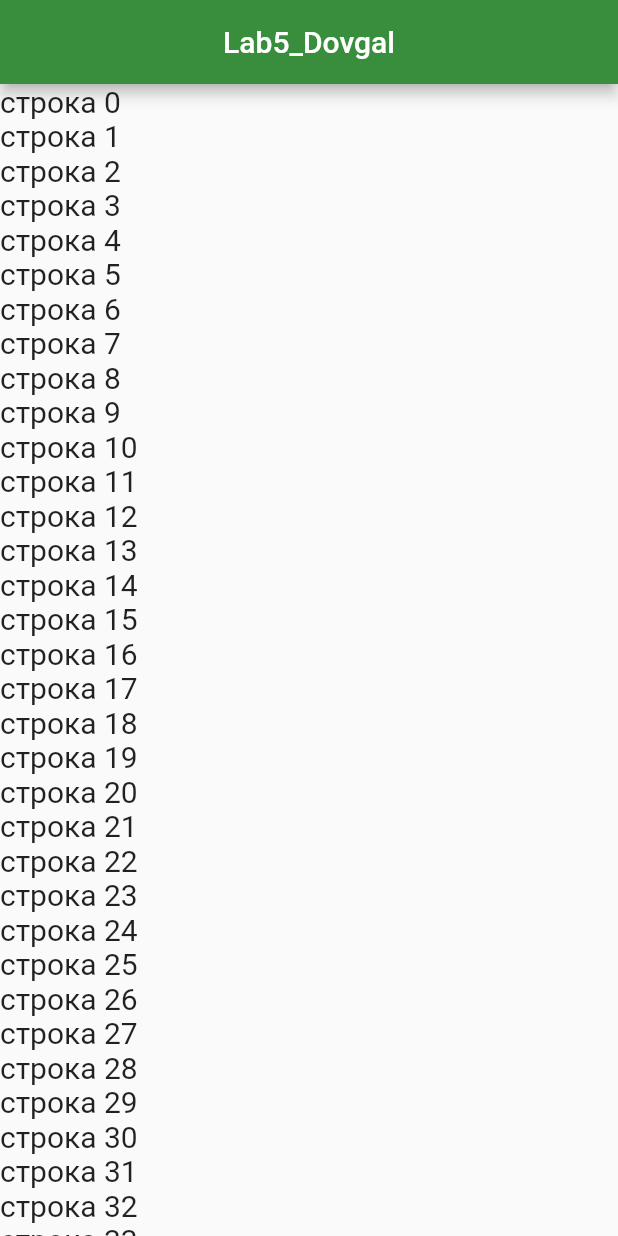
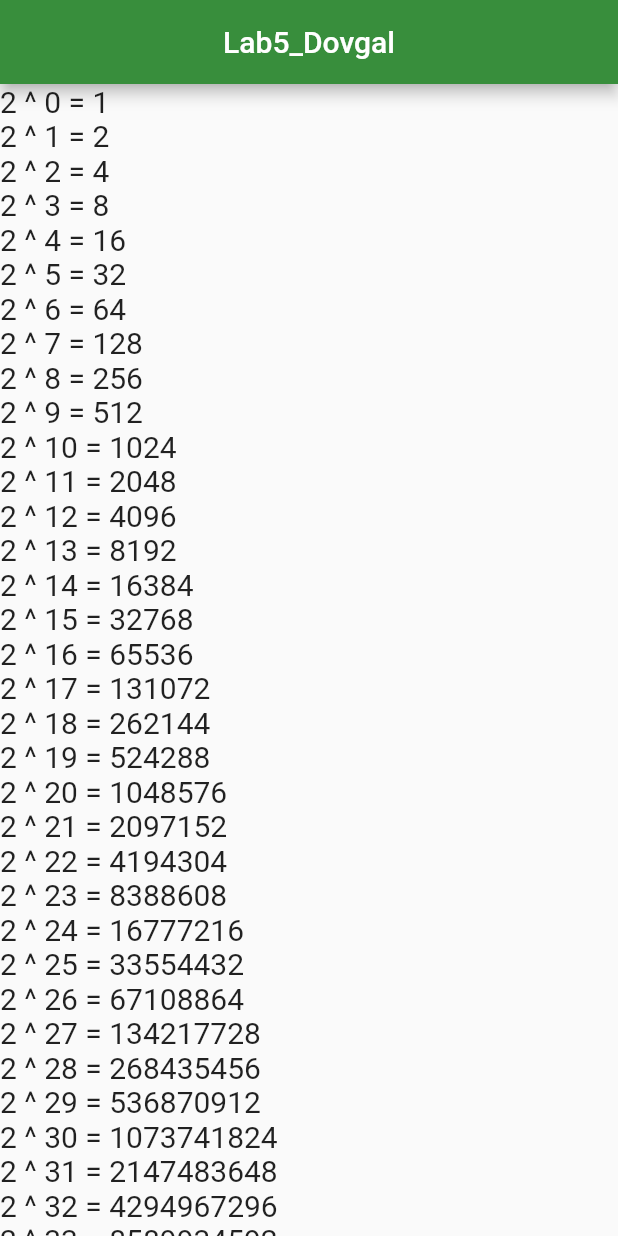
Before and after one commit to DovgalNikita/PI2002_Dovgal, a Flutter app: the screen it shows after launch, on a phone screen of 412 x 824 dp. Run offline on Flutter 3.47's test engine with Material 2 defaults, Android fonts, the phone set to English and light mode, and no system bars.

Commit message:
Lab5_Task3

```diff
--- a/lib/main.dart
+++ b/lib/main.dart
@@ -1,4 +1,5 @@
 import 'package:flutter/material.dart';
+import 'dart:math';
 
 /**
  *
@@ -40,7 +41,6 @@ class MyHomePage extends StatefulWidget {
 
 class _MyHomePageState extends State<MyHomePage> {
 
-
   @override
   Widget build(BuildContext context) {
     return Scaffold(
@@ -51,8 +51,9 @@ class _MyHomePageState extends State<MyHomePage> {
       ),
       body: ListView.builder(
         itemBuilder:(context, index){
-          print('Строка: $index');
-          return Text('строка $index', style: TextStyle(fontSize:20),);
+          final num = pow(2, index);
+          print('2 в степени $index = $num');
+          return Text('2 ^ $index = $num', style: TextStyle(fontSize:20),);
         }
       )
     );
```
